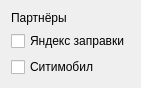
Old version of the form Partners/systems/formsettings.ui in the repository Arankir/Yandex.
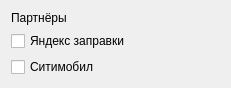
New version of the form.

The edit to the form file:
```diff
--- a/Partners/systems/formsettings.ui
+++ b/Partners/systems/formsettings.ui
@@ -6,7 +6,7 @@
    <rect>
     <x>0</x>
     <y>0</y>
-    <width>132</width>
+    <width>231</width>
     <height>83</height>
    </rect>
   </property>
```
Left out of the diff: 2 changed lines with no effect on the pictures.
